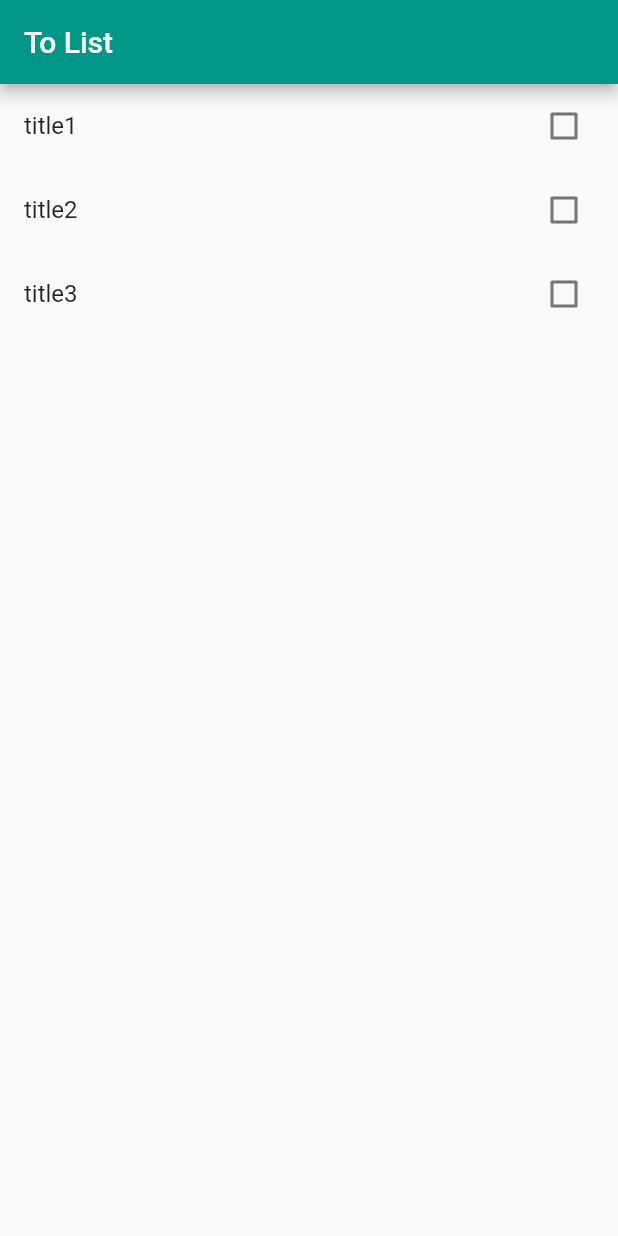
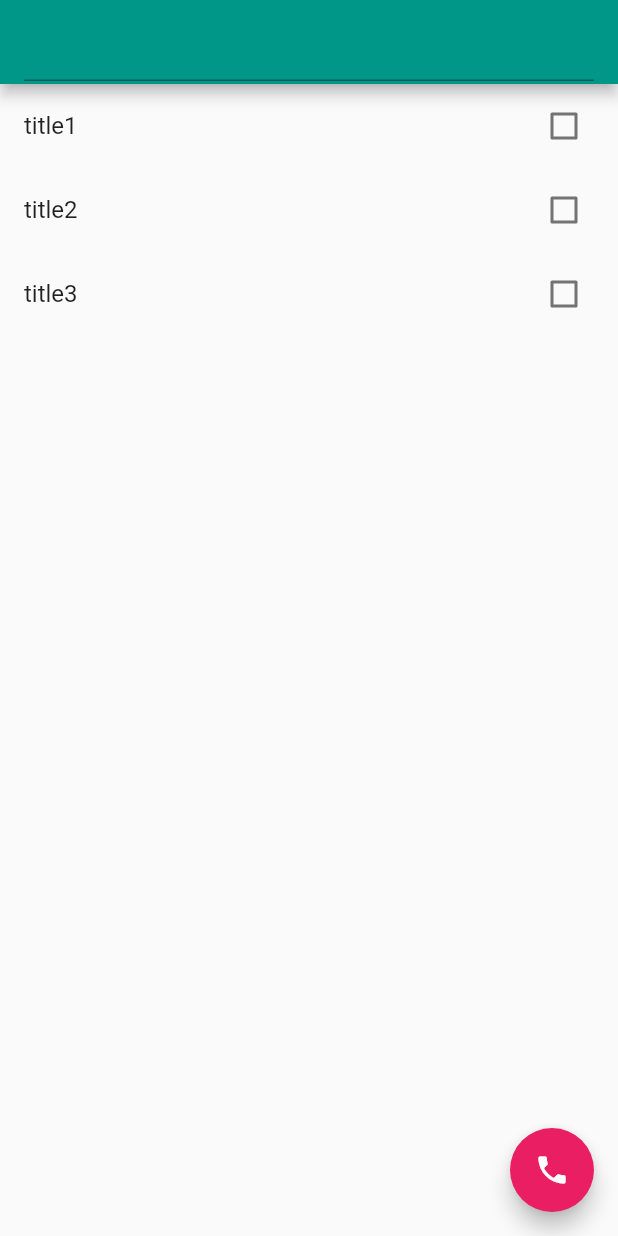
Before and after one commit to msousacode/dart-funamentos-basicos, a Flutter app: the screen it shows after launch, on a phone screen of 412 x 824 dp. Run offline on Flutter 3.47's test engine with Material 2 defaults, Android fonts, the phone set to English and light mode, and no system bars.

Commit message:
feat: added functions add item e remove item

```diff
--- a/first-app/todo/lib/main.dart
+++ b/first-app/todo/lib/main.dart
@@ -38,27 +38,68 @@ class HomePage extends StatefulWidget {
 }
 
 class _HomePageState extends State<HomePage> {
+  //prepara uma propriedade para receber os dados digitados na tela.
+  var task = TextEditingController();
+
+  //Cria uma acao para o botao.
+  void add() {
+    setState(() {
+      widget.items.add(
+        Item(title: task.text, done: false),
+      );
+      task.text = "";
+    });
+  }
+
+  //Cria a acao de remover
+  void remove(int index) {
+    setState(() {
+      widget.items.removeAt(index);
+    });
+  }
+
   @override
   Widget build(BuildContext context) {
     return Scaffold(
       appBar: AppBar(
-        title: const Text("To List"),
+        title: TextFormField(
+          controller: task, //Faz o binding do input que recebe os dados.
+          keyboardType: TextInputType.text, //Exibe o teclado de e-mail
+          style: const TextStyle(color: Colors.amber, fontSize: 24),
+        ),
       ),
       body: ListView.builder(
         itemCount: widget.items.length,
         itemBuilder: (BuildContext contexts, int index) {
           final item = widget.items[index];
 
-          return CheckboxListTile(
-              title: Text(item.title),
+          return Dismissible(
+              //Adiciona um efeito de arrastar para a direita ou para a esquerda
               key: Key(item.title),
-              value: item.done,
-              onChanged: (value) {
-                setState(() {
-                  item.done = value;
-                });
-              });
+              background: Container(
+                color: Colors.red.withOpacity(0.2),
+                child: const Text("Excluir"),
+              ),
+              onDismissed: (direction) {
+                //Realiza a acao remove depois de terminar o arrastar.
+                remove(index);
+              },
+              child: CheckboxListTile(
+                  //é a lista de checkboxs
+                  title: Text(item.title),
+                  value: item.done,
+                  onChanged: (value) {
+                    setState(() {
+                      item.done = value;
+                    });
+                  }));
         },
+      ),
+      //Adiciona um botao na tela
+      floatingActionButton: FloatingActionButton(
+        onPressed: add,
+        child: Icon(Icons.phone),
+        backgroundColor: Colors.pink,
       ),
     );
   }
```
